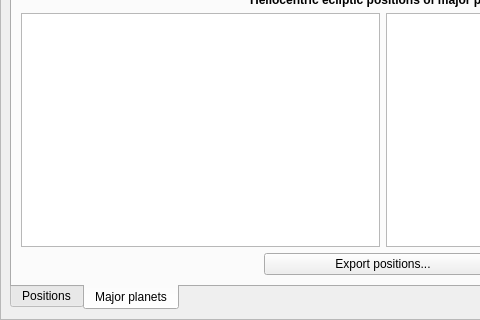
Qt form src/gui/astroCalcDialog.ui (Stellarium/stellarium) before a commit; both pictures show x 0 to 480 and y 127 to 447 of the 766 by 447 pixel window.
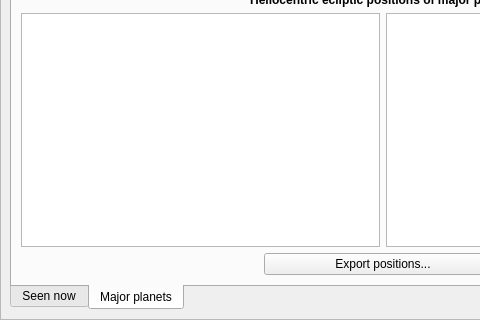
The same form after that commit. The open tabs and pages were chosen to show the change. Icons and pictures are not drawn. Custom widgets are drawn as their Qt base class.

Commit message: cosmetic pack

```diff
--- a/src/gui/astroCalcDialog.ui
+++ b/src/gui/astroCalcDialog.ui
@@ -371,7 +371,7 @@
             </property>
             <widget class="QWidget" name="tabObjects">
              <attribute name="title">
-              <string>Positions</string>
+              <string>Seen now</string>
              </attribute>
              <layout class="QGridLayout" name="gridLayout_22">
               <item row="0" column="0">
```
Left out of the diff: 19 changed lines with no effect on the pictures. The commit also changes 2 other files.
